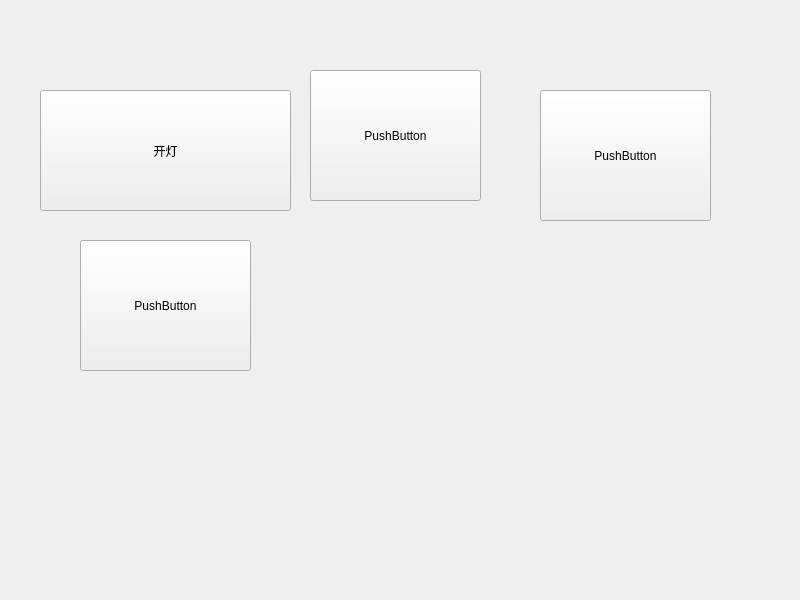
Qt form led2/widget.ui (exile525/Tarnished) before a commit.
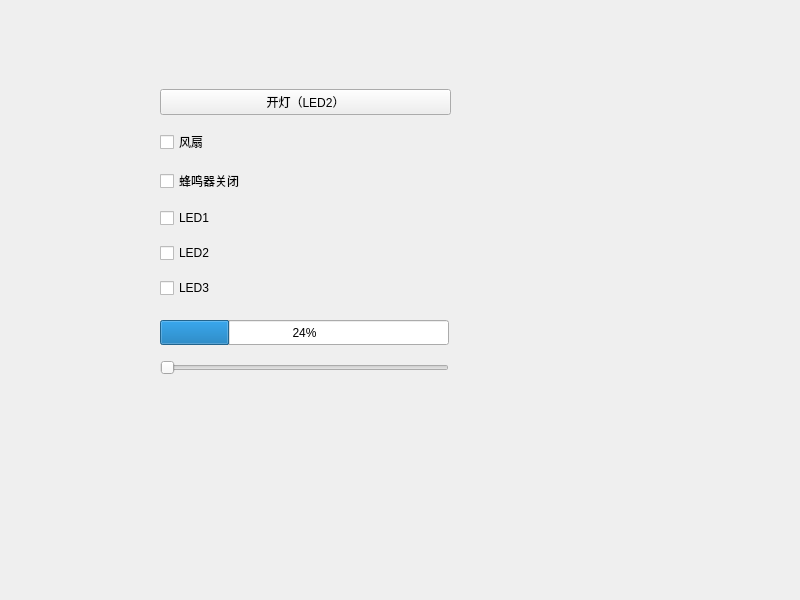
The same form after that commit.

Patch:
```diff
--- a/led2/widget.ui
+++ b/led2/widget.ui
@@ -13,56 +13,90 @@
   <property name="windowTitle">
    <string>Widget</string>
   </property>
-  <widget class="QPushButton" name="pushButton">
+  <widget class="QWidget" name="verticalLayoutWidget">
    <property name="geometry">
     <rect>
-     <x>40</x>
-     <y>90</y>
-     <width>251</width>
-     <height>121</height>
+     <x>160</x>
+     <y>80</y>
+     <width>291</width>
+     <height>231</height>
     </rect>
    </property>
-   <property name="text">
-    <string>开灯</string>
-   </property>
+   <layout class="QVBoxLayout" name="verticalLayout">
+    <item>
+     <widget class="QPushButton" name="pushButton">
+      <property name="text">
+       <string>开灯（LED2）</string>
+      </property>
+     </widget>
+    </item>
+    <item>
+     <widget class="QCheckBox" name="checkBox_3">
+      <property name="text">
+       <string>风扇</string>
+      </property>
+     </widget>
+    </item>
+    <item>
+     <widget class="QCheckBox" name="checkBox_2">
+      <property name="text">
+       <string>蜂鸣器关闭</string>
+      </property>
+     </widget>
+    </item>
+    <item>
+     <widget class="QCheckBox" name="checkBox_4">
+      <property name="text">
+       <string>LED1</string>
+      </property>
+     </widget>
+    </item>
+    <item>
+     <widget class="QCheckBox" name="checkBox_5">
+      <property name="text">
+       <string>LED2</string>
+      </property>
+     </widget>
+    </item>
+    <item>
+     <widget class="QCheckBox" name="checkBox">
+      <property name="maximumSize">
+       <size>
+        <width>151</width>
+        <height>16777215</height>
+       </size>
+      </property>
+      <property name="text">
+       <string>LED3</string>
+      </property>
+     </widget>
+    </item>
+   </layout>
   </widget>
-  <widget class="QPushButton" name="pushButton_2">
+  <widget class="QProgressBar" name="progressBar">
    <property name="geometry">
     <rect>
-     <x>310</x>
-     <y>70</y>
-     <width>171</width>
-     <height>131</height>
+     <x>160</x>
+     <y>320</y>
+     <width>289</width>
+     <height>25</height>
     </rect>
    </property>
-   <property name="text">
-    <string>PushButton</string>
+   <property name="value">
+    <number>24</number>
    </property>
   </widget>
-  <widget class="QPushButton" name="pushButton_3">
+  <widget class="QSlider" name="horizontalSlider">
    <property name="geometry">
     <rect>
-     <x>540</x>
-     <y>90</y>
-     <width>171</width>
-     <height>131</height>
+     <x>160</x>
+     <y>360</y>
+     <width>289</width>
+     <height>15</height>
     </rect>
    </property>
-   <property name="text">
-    <string>PushButton</string>
-   </property>
-  </widget>
-  <widget class="QPushButton" name="pushButton_4">
-   <property name="geometry">
-    <rect>
-     <x>80</x>
-     <y>240</y>
-     <width>171</width>
-     <height>131</height>
-    </rect>
-   </property>
-   <property name="text">
-    <string>PushButton</string>
+   <property name="orientation">
+    <enum>Qt::Horizontal</enum>
    </property>
   </widget>
  </widget>
```
